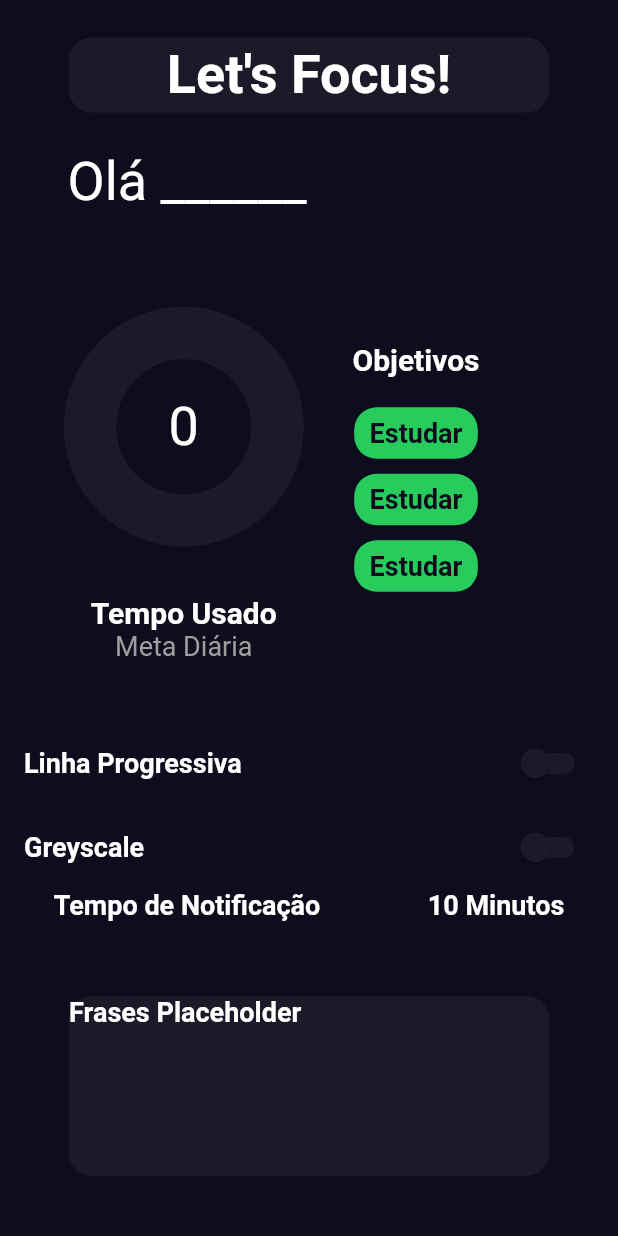
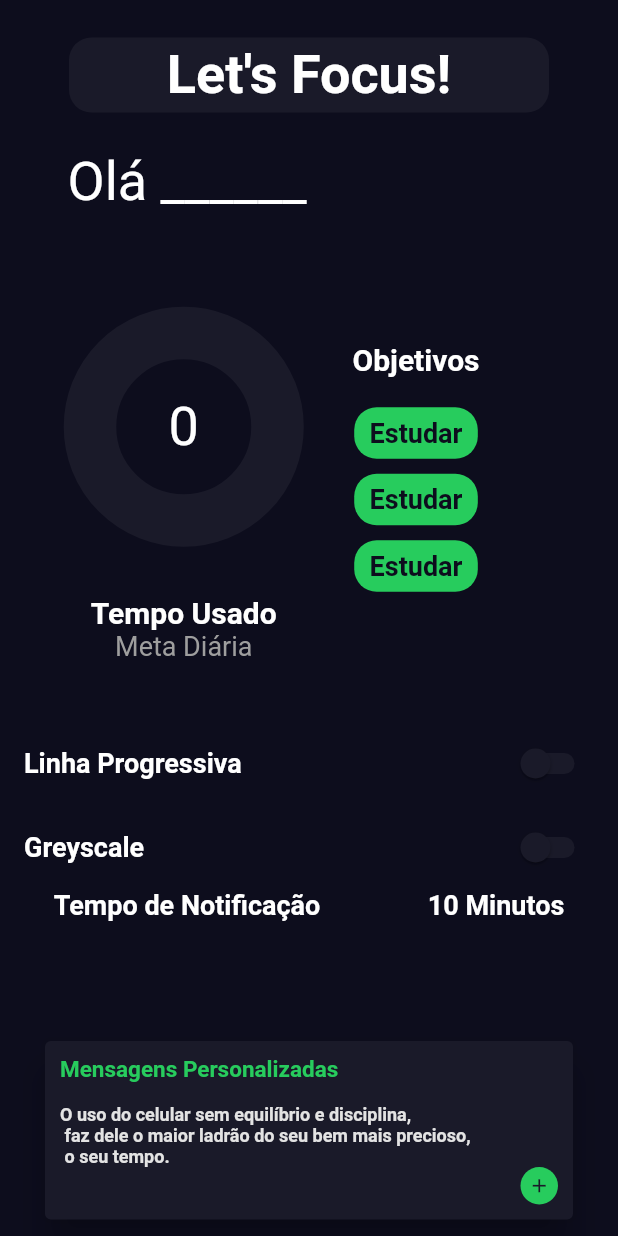
Before and after one commit to focus-ages/frontend, a Flutter app: the screen it shows after launch, on a phone screen of 412 x 824 dp. Run offline on Flutter 3.47's test engine with Material 2 defaults, Android fonts, the phone set to English and light mode, and no system bars; drawn by our look-alikes of circular_countdown_timer.

Commit message:
criação do componente Card Frases

```diff
--- /dev/null
+++ b/lib/components/card_frases/card_frases.dart
@@ -0,0 +1,52 @@
+import 'package:flutter/material.dart';
+import 'package:front/components/card_frases/floating.dart';
+import 'package:front/resources/color_pattern.dart';
+
+class CardFrases extends StatefulWidget {
+  const CardFrases({Key? key}) : super(key: key);
+
+  @override
+  State<CardFrases> createState() => _CardFrasesState();
+}
+
+class _CardFrasesState extends State<CardFrases> {
+  @override
+  Widget build(BuildContext context) {
+    return  Card(
+      elevation: 10,
+      color: ColorPattern.darkCard,
+      margin: const EdgeInsets.all(30),
+      child: Padding(
+        padding: const EdgeInsets.all(10),
+        child: Column(
+          crossAxisAlignment: CrossAxisAlignment.start,
+          children: [
+            const Text(
+              "Mensagens Personalizadas",
+              style: TextStyle(
+                  color: ColorPattern.green,
+                  fontSize: 15,
+                  fontWeight: FontWeight.bold),
+            ),
+            const Padding(padding: EdgeInsets.all(7)),
+            const Text(
+              "O uso do celular sem equilíbrio e disciplina, \n faz dele o maior ladrão do seu bem mais precioso,\n o seu tempo.",
+              style: TextStyle(
+                  color: ColorPattern.white,
+                  fontSize: 12,
+                  fontWeight: FontWeight.bold),
+            ),
+            Row(
+              mainAxisAlignment: MainAxisAlignment.end,
+              children:<Widget> [
+                FloatingButton(
+                  onPressed: () {}
+                  ),
+                ],
+            ),
+          ],
+        ),
+      ),
+    );
+  }
+}
--- /dev/null
+++ b/lib/components/card_frases/floating.dart
@@ -0,0 +1,48 @@
+import 'package:flutter/material.dart';
+
+import '../../resources/color_pattern.dart';
+
+class FloatingButton extends StatefulWidget {
+
+  final Color color;
+  final Function() onPressed;
+  const FloatingButton(
+    { Key? key,
+
+    this.color = ColorPattern.green,
+    required this.onPressed})
+    : super(key: key);
+
+  @override
+  State<FloatingButton> createState() => _FloatingButtonState();
+}
+
+class _FloatingButtonState extends State<FloatingButton> {
+  @override
+  Widget build(BuildContext context) {
+   return Material(
+      color: widget.color,
+      borderRadius: BorderRadius.circular(25),
+      child: InkWell(
+        onTap: widget.onPressed,
+        borderRadius: BorderRadius.circular(25),
+        child: Container(
+          width: 25,
+          height: 25,
+          //color: widget.color,
+          alignment: Alignment.center,
+
+          decoration: BoxDecoration(borderRadius: BorderRadius.circular(25)),
+          child: const Icon(
+            Icons.add,
+            color: ColorPattern.darkCard,
+            size: 15,
+
+          ),
+        ),
+      ),
+    );
+
+
+  }
+}
--- a/lib/view/home/home_view.dart
+++ b/lib/view/home/home_view.dart
@@ -1,4 +1,5 @@
 import 'package:flutter/material.dart';
+import 'package:front/components/card_frases/card_frases.dart';
 import 'package:front/components/countdown_timer.dart';
 import 'package:front/components/logo_text.dart';
 import 'package:front/components/objective_button.dart';
@@ -140,25 +141,7 @@ class _HomePageState extends State<HomePage> {
             ],
           ),
           const Padding(padding: EdgeInsets.symmetric(vertical: 25.0)),
-          Center(
-            child: Container(
-              width: 320,
-              height: 120,
-              decoration: BoxDecoration(
-                borderRadius: BorderRadius.circular(15),
-                color: ColorPattern.darkCard,
-              ),
-              child: const Text(
-                "Frases Placeholder",
-                textAlign: TextAlign.left,
-                style: TextStyle(
-                  fontSize: 18,
-                  fontWeight: FontWeight.bold,
-                  color: Colors.white,
-                ),
-              ),
-            ),
-          )
+         const CardFrases(),
         ],
       ),
     );
```
